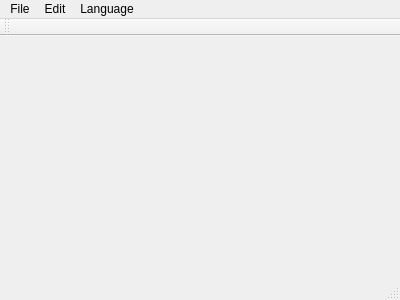
Above: Multilingual/mainwindow.ui from G-W-T/truelanguage before the change. Below: the same form after it.
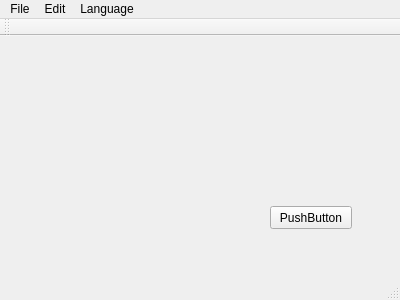
That is the form after the change.

```diff
--- a/Multilingual/mainwindow.ui
+++ b/Multilingual/mainwindow.ui
@@ -13,7 +13,21 @@
   <property name="windowTitle">
    <string>MainWindow</string>
   </property>
-  <widget class="QWidget" name="centralWidget"/>
+  <widget class="QWidget" name="centralWidget">
+   <widget class="QPushButton" name="pushButton">
+    <property name="geometry">
+     <rect>
+      <x>270</x>
+      <y>170</y>
+      <width>82</width>
+      <height>23</height>
+     </rect>
+    </property>
+    <property name="text">
+     <string>PushButton</string>
+    </property>
+   </widget>
+  </widget>
   <widget class="QMenuBar" name="menuBar">
    <property name="geometry">
     <rect>
```
Left out of the diff: 2 changed lines with no effect on the pictures.
